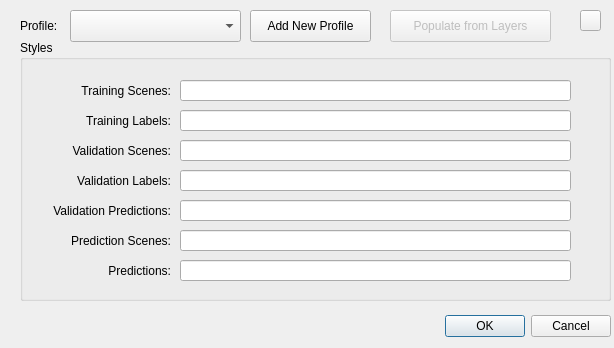
Above: profiles_dialog_base.ui from azavea/raster-vision-qgis before the change. Below: the same form after it.
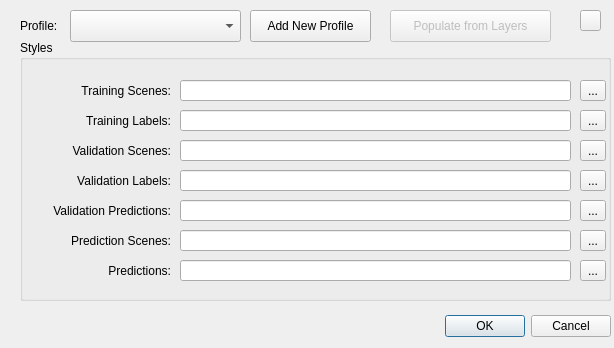
That is the form after the change. Icons and pictures are not drawn.

Commit message: Added file select buttons for style profiles

Diff of the .ui file:
```diff
--- a/profiles_dialog_base.ui
+++ b/profiles_dialog_base.ui
@@ -267,6 +267,97 @@
      </rect>
     </property>
    </widget>
+   <widget class="QToolButton" name="training_scenes_button">
+    <property name="geometry">
+     <rect>
+      <x>560</x>
+      <y>40</y>
+      <width>26</width>
+      <height>21</height>
+     </rect>
+    </property>
+    <property name="text">
+     <string>...</string>
+    </property>
+   </widget>
+   <widget class="QToolButton" name="training_labels_button">
+    <property name="geometry">
+     <rect>
+      <x>560</x>
+      <y>70</y>
+      <width>26</width>
+      <height>21</height>
+     </rect>
+    </property>
+    <property name="text">
+     <string>...</string>
+    </property>
+   </widget>
+   <widget class="QToolButton" name="validation_scenes_button">
+    <property name="geometry">
+     <rect>
+      <x>560</x>
+      <y>100</y>
+      <width>26</width>
+      <height>21</height>
+     </rect>
+    </property>
+    <property name="text">
+     <string>...</string>
+    </property>
+   </widget>
+   <widget class="QToolButton" name="validation_labels_button">
+    <property name="geometry">
+     <rect>
+      <x>560</x>
+      <y>130</y>
+      <width>26</width>
+      <height>21</height>
+     </rect>
+    </property>
+    <property name="text">
+     <string>...</string>
+    </property>
+   </widget>
+   <widget class="QToolButton" name="validation_predictions_button">
+    <property name="geometry">
+     <rect>
+      <x>560</x>
+      <y>160</y>
+      <width>26</width>
+      <height>21</height>
+     </rect>
+    </property>
+    <property name="text">
+     <string>...</string>
+    </property>
+   </widget>
+   <widget class="QToolButton" name="prediction_scenes_button">
+    <property name="geometry">
+     <rect>
+      <x>560</x>
+      <y>190</y>
+      <width>26</width>
+      <height>21</height>
+     </rect>
+    </property>
+    <property name="text">
+     <string>...</string>
+    </property>
+   </widget>
+   <widget class="QToolButton" name="predictions_button">
+    <property name="geometry">
+     <rect>
+      <x>560</x>
+      <y>220</y>
+      <width>26</width>
+      <height>21</height>
+     </rect>
+    </property>
+    <property name="text">
+     <string>...</string>
+    </property>
+   </widget>
   </widget>
   <widget class="QPushButton" name="add_profile_button">
    <property name="geometry">
```
The commit also changes 3 other files.
